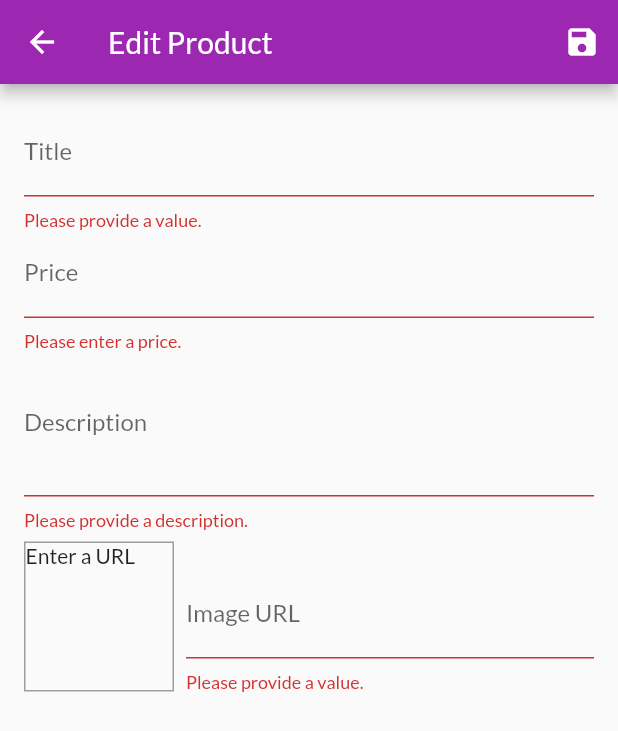
After one commit to pavankalyan0424/udemy_shops, a Flutter app: the EditProductScreen screen opened by its route, after a tap on the "save" icon, on a phone screen of 412 x 824 dp. The commit adds this screen. Shown: the top 731 px of the screen. Run offline on Flutter 3.47's test engine with Material 2 defaults, Android fonts, the phone set to English and light mode, and no system bars; network calls fail.

Commit message:
edit product screen added

```diff
--- a/lib/main.dart
+++ b/lib/main.dart
@@ -1,6 +1,8 @@
 import 'package:flutter/material.dart';
 import 'package:provider/provider.dart';
+import 'package:udemy_shops/pages/edit_product_screen.dart';
 import 'package:udemy_shops/pages/orders_screen.dart';
+import 'package:udemy_shops/pages/user_product_screen.dart';
 import 'package:udemy_shops/providers/orders.dart';
 
 import './pages/cart_screen.dart';
@@ -40,6 +42,8 @@ class MyApp extends StatelessWidget {
           ProductDetail.routeName: (ctx) => ProductDetail(),
           CartScreen.routeName: (ctx) => CartScreen(),
           OrdersScreen.routeName: (ctx) => OrdersScreen(),
+          UserProductScreen.routeName: (ctx) => UserProductScreen(),
+          EditProductScreen.routeName: (ctx) => EditProductScreen(),
         },
         home: ProductOverViewPage(),
       ),
--- /dev/null
+++ b/lib/pages/edit_product_screen.dart
@@ -0,0 +1,188 @@
+import 'package:flutter/material.dart';
+import 'package:flutter/services.dart';
+import 'package:udemy_shops/providers/product.dart';
+
+class EditProductScreen extends StatefulWidget {
+  static const routeName = '/edit_product';
+
+  @override
+  _EditProductScreenState createState() => _EditProductScreenState();
+}
+
+class _EditProductScreenState extends State<EditProductScreen> {
+  final _priceFocusNode = FocusNode();
+  final _descriptionFocusNode = FocusNode();
+  final _imageUrlController = TextEditingController();
+  final _form = GlobalKey<FormState>();
+  var _editedProduct =
+      Product(id: null, title: '', description: '', price: 0, imageUrl: '');
+
+  void _safeForm() {
+    final isValid = _form.currentState.validate();
+    if (isValid) _form.currentState.save();
+  }
+
+  @override
+  Widget build(BuildContext context) {
+    return Scaffold(
+      appBar: AppBar(
+        title: Text(
+          'Edit Product',
+        ),
+        actions: [
+          IconButton(
+            icon: Icon(
+              Icons.save,
+            ),
+            onPressed: () => _safeForm(),
+          )
+        ],
+      ),
+      body: Padding(
+        padding: const EdgeInsets.all(16.0),
+        child: Form(
+          key: _form,
+          child: ListView(
+            children: <Widget>[
+              TextFormField(
+                decoration: InputDecoration(
+                  labelText: 'Title',
+                ),
+                textInputAction: TextInputAction.next,
+                onFieldSubmitted: (value) {
+                  FocusScope.of(context).requestFocus(_priceFocusNode);
+                },
+                validator: (value) {
+                  if (value.isEmpty) return 'Please provide a value.';
+                  return null;
+                },
+                onSaved: (value) {
+                  _editedProduct = Product(
+                      id: _editedProduct.id,
+                      title: value,
+                      description: _editedProduct.description,
+                      price: _editedProduct.price,
+                      imageUrl: _editedProduct.imageUrl);
+                },
+              ),
+              TextFormField(
+                keyboardType: TextInputType.number,
+                focusNode: _priceFocusNode,
+                decoration: InputDecoration(
+                  labelText: 'Price',
+                ),
+                validator: (value) {
+                  if (value.isEmpty) return 'Please enter a price.';
+                  if (double.tryParse(value) == null)
+                    return 'Please enter a valid number.';
+                  if (double.parse(value) < 0)
+                    return 'Please enter number greater than zero.';
+                  return null;
+                },
+                textInputAction: TextInputAction.next,
+                onSaved: (value) {
+                  _editedProduct = Product(
+                      id: _editedProduct.id,
+                      title: _editedProduct.title,
+                      description: _editedProduct.description,
+                      price: double.parse(value),
+                      imageUrl: _editedProduct.imageUrl);
+                },
+              ),
+              TextFormField(
+                keyboardType: TextInputType.multiline,
+                maxLines: 3,
+                onFieldSubmitted: (value) {
+                  FocusScope.of(context).requestFocus(_descriptionFocusNode);
+                },
+                focusNode: _descriptionFocusNode,
+                validator: (value) {
+                  if (value.isEmpty) return 'Please provide a description.';
+                  if (value.length < 10)
+                    return 'Should be atleast 10 characters.';
+                  return null;
+                },
+                onSaved: (value) {
+                  _editedProduct = Product(
+                      id: _editedProduct.id,
+                      title: _editedProduct.title,
+                      description: value,
+                      price: _editedProduct.price,
+                      imageUrl: _editedProduct.imageUrl);
+                },
+                decoration: InputDecoration(
+                  labelText: 'Description',
+                ),
+              ),
+              Row(
+                crossAxisAlignment: CrossAxisAlignment.end,
+                children: <Widget>[
+                  Container(
+                    width: 100,
+                    height: 100,
+                    margin: const EdgeInsets.only(
+                      top: 8,
+                      right: 8,
+                    ),
+                    decoration: BoxDecoration(
+                      border: Border.all(
+                        width: 1,
+                        color: Colors.grey,
+                      ),
+                    ),
+                    child: Container(
+                      child: _imageUrlController.text.isEmpty
+                          ? Text(
+                              'Enter a URL',
+                            )
+                          : FittedBox(
+                              child: Image.network(_imageUrlController.text),
+                              fit: BoxFit.cover,
+                            ),
+                    ),
+                  ),
+                  Expanded(
+                    child: TextFormField(
+                      onEditingComplete: () {
+                        setState(() {});
+                      },
+                      validator: (value) {
+                        if (value.isEmpty) return 'Please provide a value.';
+                        if (!value.startsWith('http') &&
+                            !value.startsWith('https'))
+                          return 'Please Enter a valid imageUrl';
+                        return null;
+                      },
+                      onFieldSubmitted: (value) => _safeForm(),
+                      onSaved: (value) {
+                        _editedProduct = Product(
+                            id: _editedProduct.id,
+                            title: _editedProduct.title,
+                            description: _editedProduct.description,
+                            price: _editedProduct.price,
+                            imageUrl: value);
+                      },
+                      decoration: InputDecoration(
+                        labelText: 'Image URL',
+                      ),
+                      keyboardType: TextInputType.url,
+                      textInputAction: TextInputAction.done,
+                      controller: _imageUrlController,
+                    ),
+                  ),
+                ],
+              ),
+            ],
+          ),
+        ),
+      ),
+    );
+  }
+
+  @override
+  void dispose() {
+    super.dispose();
+    _priceFocusNode.dispose();
+    _descriptionFocusNode.dispose();
+  }
+}
--- a/lib/widgets/app_drawer.dart
+++ b/lib/widgets/app_drawer.dart
@@ -1,5 +1,6 @@
 import 'package:flutter/material.dart';
 import 'package:udemy_shops/pages/orders_screen.dart';
+import 'package:udemy_shops/pages/user_product_screen.dart';
 
 class AppDrawer extends StatelessWidget {
   @override
@@ -31,6 +32,16 @@ class AppDrawer extends StatelessWidget {
             onTap: () =>
                 Navigator.pushReplacementNamed(context, OrdersScreen.routeName),
           ),
+          ListTile(
+            leading: Icon(
+              Icons.edit,
+            ),
+            title: Text(
+              'Manage Products',
+            ),
+            onTap: () => Navigator.pushReplacementNamed(
+                context, UserProductScreen.routeName),
+          ),
         ],
       ),
     );
```
Also changed, not shown: lib/pages/user_product_screen.dart (added, +35 -0 lines), lib/widgets/cart_item.dart (+23 -0 lines), lib/widgets/user_product_item.dart (added, +46 -0 lines).
